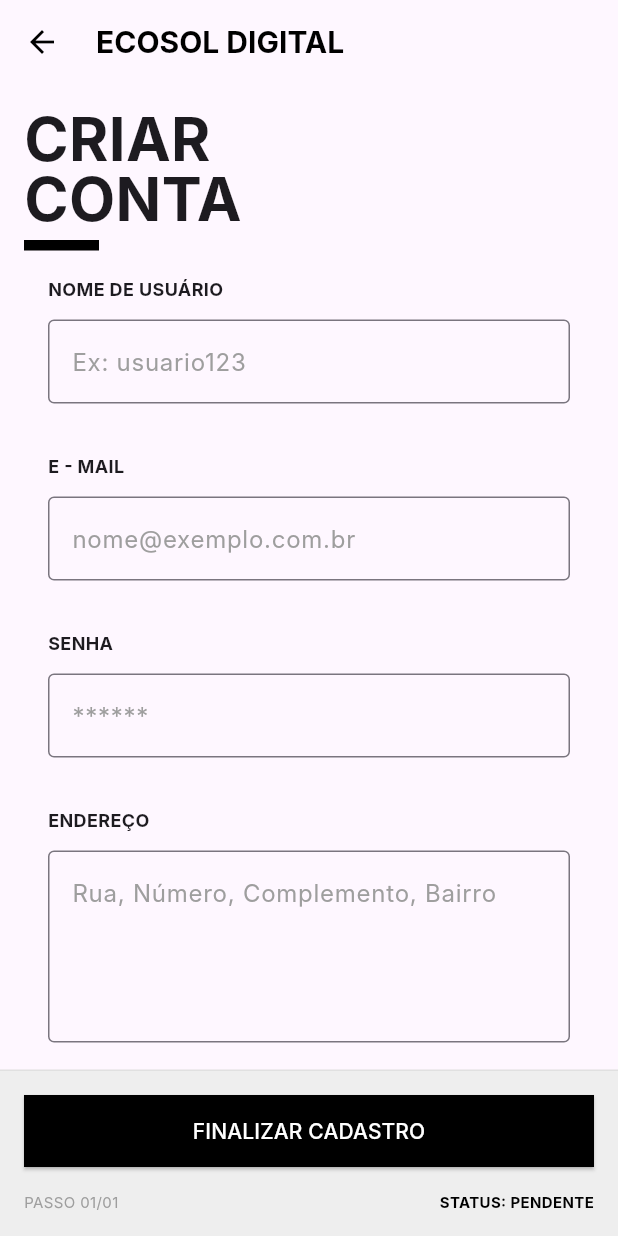
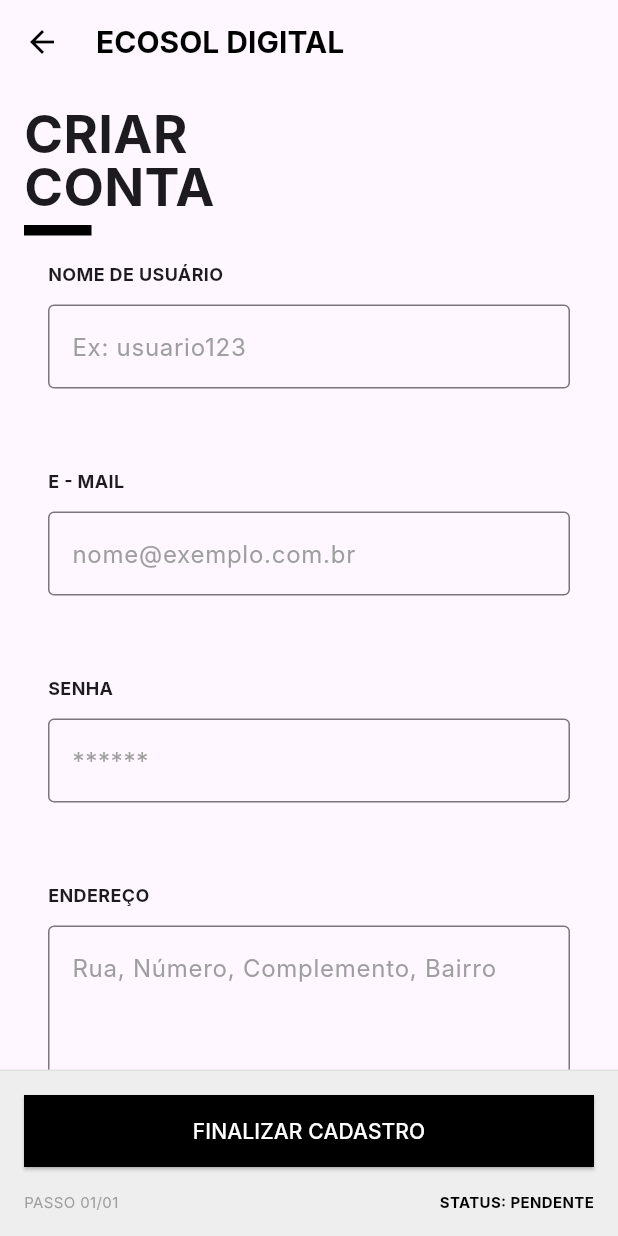
Before and after one commit to artlemes/-US01-Implementar-nova-tela-de-cadastro-de-Cliente, a Flutter app: the screen it shows after launch, on a phone screen of 412 x 824 dp. Run offline on Flutter 3.47's test engine with Material 3 defaults, Android fonts, the phone set to English and light mode, and no system bars; our stand-ins replace graphql_flutter; Roboto replaces fonts that are missing (Inter).

Commit message:
fix: atualizacao do comportamento da tela, e correcao na posicao das caixas de texto

```diff
--- a/app/lib/sign_up_screen.dart
+++ b/app/lib/sign_up_screen.dart
@@ -112,6 +112,7 @@ class _SignUpScreenState extends State<SignUpScreen> {
             // ─── Campos (área rolável) ────────────────────
             Expanded(
               child: SingleChildScrollView(
+                physics: NeverScrollableScrollPhysics(),
                 padding: const EdgeInsets.all(16),
                 child: Form(
                   key: _formKey,
@@ -129,15 +130,15 @@ class _SignUpScreenState extends State<SignUpScreen> {
                       children: [
                           Text(
                           'CRIAR',
-                          style: TextStyle(fontSize: 40, fontWeight: FontWeight.bold, height: 1),
+                          style: TextStyle(fontSize: 35, fontWeight: FontWeight.bold, height: 1),
                           ),
                           Text(
                           'CONTA',
-                          style: TextStyle(fontSize: 40, fontWeight: FontWeight.bold, height: 1),
+                          style: TextStyle(fontSize: 35, fontWeight: FontWeight.bold, height: 1),
                           ),
                           SizedBox(height: 8),
                           SizedBox(
-                          width: 50,
+                          width: 45,
                           height: 7,
                           child: ColoredBox(color: Colors.black),
                           ),
@@ -167,6 +168,7 @@ class _SignUpScreenState extends State<SignUpScreen> {
                                 hintText: 'Ex: usuario123',
                                 hintStyle: TextStyle(color: Colors.grey),
                                 border: OutlineInputBorder(),
+                                helperText: ' ',
                               ),
                               validator: (value) {
                                 final name = value?.trim() ?? '';
@@ -210,6 +212,7 @@ class _SignUpScreenState extends State<SignUpScreen> {
                                 hintText: 'nome@exemplo.com.br',
                                 hintStyle: TextStyle(color: Colors.grey),
                                 border: OutlineInputBorder(),
+                                helperText: ' ',
                               ),
                               validator: (value) {
                                 final email = value?.trim() ?? '';
@@ -255,6 +258,7 @@ class _SignUpScreenState extends State<SignUpScreen> {
                                 hintText: '******',
                                 hintStyle: TextStyle(color: Colors.grey),
                                 border: OutlineInputBorder(),
+                                helperText: ' ',
                               ),
                               validator: (value) {
                                 final senha = value ?? '';
@@ -293,11 +297,12 @@ class _SignUpScreenState extends State<SignUpScreen> {
                             const SizedBox(height: 12),
                             TextFormField(
                               controller: _enderecoController,
-                              maxLines: 4,
+                              maxLines: 3,
                               decoration: const InputDecoration(
                                 hintText: 'Rua, Número, Complemento, Bairro',
                                 hintStyle: TextStyle(color: Colors.grey),
                                 border: OutlineInputBorder(),
+                                helperText: ' ',
                               ),
                               validator: (value) {
                                 final endereco = value?.trim() ?? '';
```
Also changed, not shown: 1 other file.
